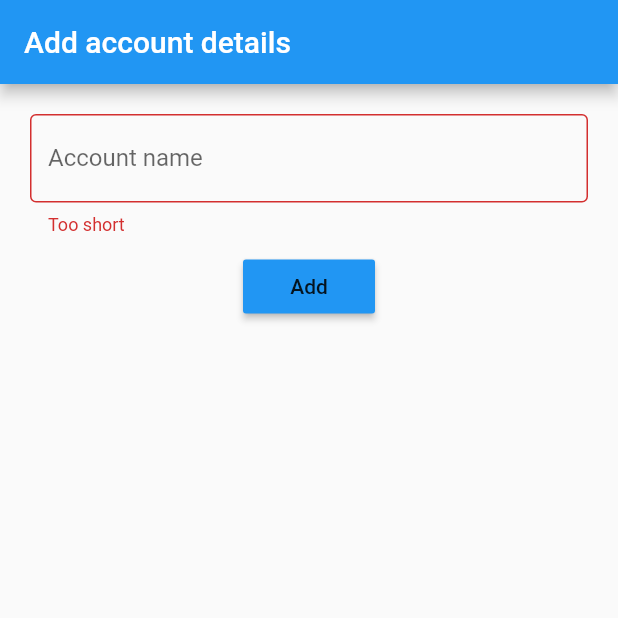
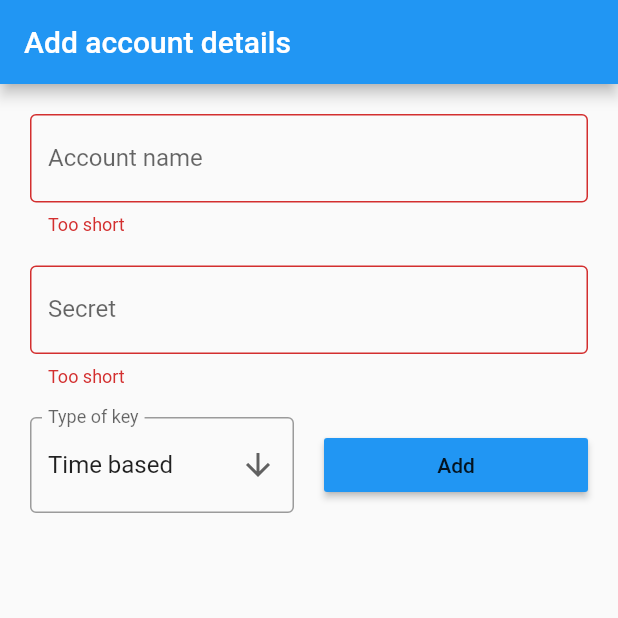
Before and after one commit to aaabhilash97/mobile-authenticator, a Flutter app: the AddAccountManually screen opened directly, after a tap on "Add", on a phone screen of 412 x 824 dp, the top half of it. Run offline on Flutter 3.47's test engine with Material 2 defaults, Android fonts, the phone set to English and light mode, and no system bars; our stand-ins replace logger, percent_indicator, shared_preferences; accounts and stored records are empty.

Commit message:
more changes :)

```diff
--- a/lib/app/pages/add_account.dart
+++ b/lib/app/pages/add_account.dart
@@ -19,6 +19,8 @@ class AddAccountManuallyState extends State<AddAccountManually> {
   // not a GlobalKey<AddAccountManuallyState>.
   final _formKey = GlobalKey<FormState>();
   var _accountName = "";
+  var _secret = "";
+  var currentOtpType = "time";
 
   @override
   Widget build(BuildContext context) {
@@ -50,14 +52,70 @@ class AddAccountManuallyState extends State<AddAccountManually> {
                   },
                 ),
               ),
-              RaisedButton(
+              Container(
+                padding: EdgeInsets.all(10),
+                child: TextFormField(
+                  onChanged: (value) {
+                    setState(() {
+                      _secret = value;
+                    });
+                  },
+                  decoration: InputDecoration(
+                      border: OutlineInputBorder(), labelText: 'Secret'),
+                  // The validator receives the text that the user has entered.
+                  validator: (value) {
+                    if (value.isEmpty || value.length < 16) {
+                      return 'Too short';
+                    }
+                    return null;
+                  },
+                ),
+              ),
+              Container(
+                // padding: EdgeInsets.all(10),
+                child: Row(
+                  mainAxisAlignment: MainAxisAlignment.center,
+                  children: [
+                    Expanded(
+                        child: Container(
+                            padding: EdgeInsets.all(10),
+                            child: new DropdownButtonFormField(
+                              decoration: InputDecoration(
+                                  border: OutlineInputBorder(),
+                                  labelText: 'Type of key',
+                                  hintText: 'Type of key'),
+                              value: currentOtpType,
+                              icon: Icon(Icons.arrow_downward),
+                              items: [
+                                {'value': 'time', 'label': "Time based"},
+                                // {'value': 'counter', 'label': "Counter based"},
+                              ].map((value) {
+                                return new DropdownMenuItem(
+                                  value: value["value"],
+                                  child: new Text(value["label"]),
+                                );
+                              }).toList(),
+                              onChanged: (value) {
+                                currentOtpType = value;
+                              },
+                            ))),
+                    Expanded(
+                        child: Container(
+                            padding: EdgeInsets.all(10),
+                            child: RaisedButton(
                               onPressed: () async {
                                 // Validate returns true if the form is valid, otherwise false.
                                 if (_formKey.currentState.validate()) {
                                   // If the form is valid, display a snackbar. In the real world,
                                   // you'd often call a server or save the information in a database.
-                    await OtpAccount.addAccount(
-                        OtpAccount(0, _accountName, "000000", "totp"));
+                                  logger.d(
+                                      _accountName + _secret + currentOtpType);
+                                  await OtpAccount.addAccount(OtpAccount(
+                                      0,
+                                      _accountName,
+                                      _secret,
+                                      currentOtpType,
+                                      ""));
                                   final snackBar = SnackBar(
                                     content: Text('Added'),
                                     duration: Duration(milliseconds: 300),
@@ -67,6 +125,9 @@ class AddAccountManuallyState extends State<AddAccountManually> {
                                 }
                               },
                               child: Text('Add'),
+                            ))),
+                  ],
+                ),
               ),
             ])),
       ),
--- a/lib/app/services/cache/accounts.dart
+++ b/lib/app/services/cache/accounts.dart
@@ -5,28 +5,38 @@
 import 'dart:convert';
 import 'package:shared_preferences/shared_preferences.dart';
 import 'package:logger/logger.dart';
+import 'package:uuid/uuid.dart';
 
 var logger = Logger();
 
 class OtpAccount {
+  String id;
   int index;
   final String accountName;
   final String secret;
   final String otpType;
+  final String issuer;
 
-  OtpAccount(this.index, this.accountName, this.secret, this.otpType);
+  String token;
+
+  OtpAccount(
+      this.index, this.accountName, this.secret, this.otpType, this.issuer);
 
   OtpAccount.fromJson(Map<String, dynamic> json)
-      : index = json['index'],
+      : id = json['id'],
+        index = json['index'],
         accountName = json['account_name'],
         secret = json['secret'],
-        otpType = json['otp_type'];
+        otpType = json['otp_type'],
+        issuer = json['issuer'];
 
   Map<String, dynamic> toJson() => {
+        'id': id,
         'index': index,
         'account_name': accountName,
         'secret': secret,
         'otp_type': otpType,
+        'issuer': issuer,
       };
 
   static Future<List<OtpAccount>> accountList() async {
@@ -47,8 +57,23 @@ class OtpAccount {
   static addAccount(OtpAccount item) async {
     SharedPreferences prefs = await SharedPreferences.getInstance();
     var accounts = await accountList();
+
+    var uuid = Uuid();
+    item.id = uuid.v4();
     item.index = accounts.length;
     accounts.add(item);
+
+    await prefs.setString("accounts", jsonEncode(accounts));
+  }
+
+  static deleteAccount(OtpAccount item) async {
+    SharedPreferences prefs = await SharedPreferences.getInstance();
+    var accounts = await accountList();
+    for (var i = 0; i < accounts.length; i++) {
+      if (accounts[i].id == item.id) {
+        accounts.removeAt(i);
+      }
+    }
     await prefs.setString("accounts", jsonEncode(accounts));
   }
 }
--- /dev/null
+++ b/lib/init_link.dart
@@ -0,0 +1,48 @@
+import 'dart:async';
+
+import 'package:flutter/services.dart';
+
+abstract class InitLink {
+  void dispose();
+}
+
+class DeepLinkInitLink extends InitLink {
+  //Event Channel creation
+  static const stream = const EventChannel('otpauth.totp/events');
+
+  //Method channel creation
+  static const platform = const MethodChannel('otpauth.totp/channel');
+
+  StreamController<String> _stateController = StreamController();
+
+  Stream<String> get state => _stateController.stream;
+
+  Sink<String> get stateSink => _stateController.sink;
+
+  //Adding the listener into contructor
+  DeepLinkInitLink() {
+    //Checking application start by deep link
+    startUri().then(_onRedirected);
+    //Checking broadcast stream, if deep link was clicked in opened appication
+    stream.receiveBroadcastStream().listen((d) => _onRedirected(d));
+  }
+
+  _onRedirected(String uri) {
+    // Here can be any uri analysis, checking tokens etc, if it’s necessary
+    // Throw deep link URI into the BloC's stream
+    stateSink.add(uri);
+  }
+
+  @override
+  void dispose() {
+    _stateController.close();
+  }
+
+  Future<String> startUri() async {
+    try {
+      return platform.invokeMethod('initialLink');
+    } on PlatformException catch (e) {
+      return "Failed to Invoke: '${e.message}'.";
+    }
+  }
+}
--- a/pubspec.yaml
+++ b/pubspec.yaml
@@ -27,9 +27,11 @@ dependencies:
   english_words: ^3.1.5
   percent_indicator: ^2.1.5
   barcode_scan: any
-  uni_links: ^0.4.0
   shared_preferences: ^0.5.8
   logger: 0.9.2
+  uuid: 2.2.0
+  provider: 4.3.2
+  pigeon: 0.1.4
 
 dev_dependencies:
   flutter_test:
```
Also changed, not shown: lib/main.dart (+71 -35 lines), pubspec.lock, 2 other files. Lines whose indentation alone changed are shown as unchanged.
